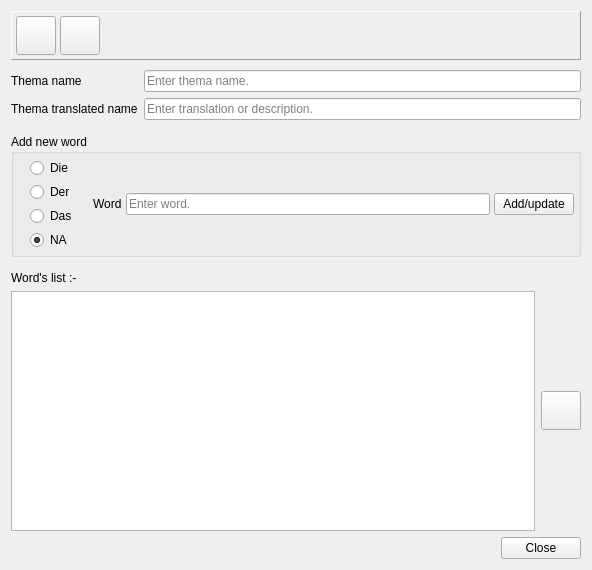
Before: the Qt Designer form src/der_artikel/thema_builder.ui in vikaspachdha/der_artikel, drawn with Qt 5.
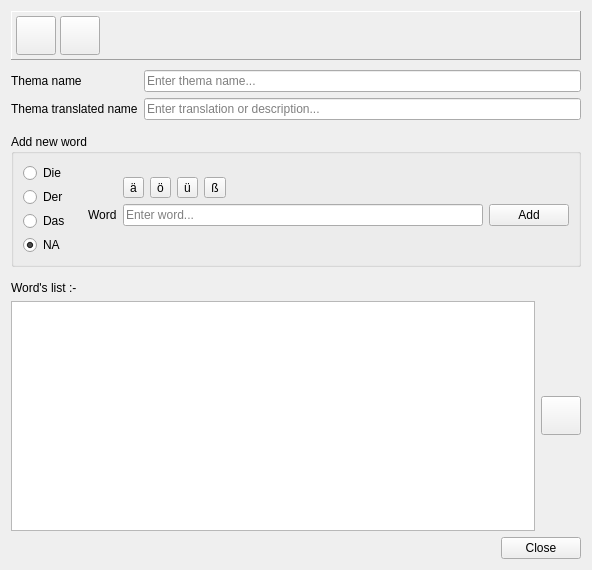
After: the same form once the commit is applied. Icons and pictures are not drawn.

Commit message: umlaut char buttons

Diff of the .ui file:
```diff
--- a/src/der_artikel/thema_builder.ui
+++ b/src/der_artikel/thema_builder.ui
@@ -47,24 +47,12 @@
      <property name="title">
       <string>Add new word</string>
      </property>
-     <layout class="QHBoxLayout" name="horizontalLayout">
-      <property name="spacing">
-       <number>4</number>
-      </property>
-      <property name="leftMargin">
-       <number>16</number>
-      </property>
-      <property name="topMargin">
-       <number>4</number>
-      </property>
-      <property name="rightMargin">
-       <number>4</number>
-      </property>
-      <property name="bottomMargin">
-       <number>4</number>
-      </property>
-      <item>
+     <layout class="QGridLayout" name="gridLayout_2">
+      <item row="0" column="0" rowspan="5">
        <layout class="QVBoxLayout" name="verticalLayout">
+        <property name="spacing">
+         <number>4</number>
+        </property>
         <property name="rightMargin">
          <number>12</number>
         </property>
@@ -101,26 +89,70 @@
         </item>
        </layout>
       </item>
-      <item>
+      <item row="1" column="2">
+       <widget class="QToolButton" name="_a_umlaut_btn">
+        <property name="text">
+         <string>ä</string>
+        </property>
+       </widget>
+      </item>
+      <item row="1" column="5">
+       <widget class="QToolButton" name="_esset_btn">
+        <property name="text">
+         <string>ß</string>
+        </property>
+       </widget>
+      </item>
+      <item row="2" column="1">
        <widget class="QLabel" name="label_5">
         <property name="text">
          <string>Word</string>
         </property>
        </widget>
       </item>
-      <item>
+      <item row="1" column="3">
+       <widget class="QToolButton" name="_o_umlaut_btn">
+        <property name="text">
+         <string>ö</string>
+        </property>
+       </widget>
+      </item>
+      <item row="1" column="4">
+       <widget class="QToolButton" name="_u_umlaut_btn">
+        <property name="text">
+         <string>ü</string>
+        </property>
+       </widget>
+      </item>
+      <item row="2" column="7">
+       <widget class="QPushButton" name="_add_btn">
+        <property name="toolTip">
+         <string>Add word to thema.</string>
+        </property>
+        <property name="text">
+         <string>Add</string>
+        </property>
+       </widget>
+      </item>
+      <item row="2" column="2" colspan="5">
        <widget class="QLineEdit" name="_word_edit">
         <property name="placeholderText">
-         <string>Enter word.</string>
+         <string>Enter word...</string>
         </property>
        </widget>
       </item>
-      <item>
-       <widget class="QPushButton" name="_add_btn">
-        <property name="text">
-         <string>Add/update</string>
+      <item row="1" column="6">
+       <spacer name="horizontalSpacer_2">
+        <property name="orientation">
+         <enum>Qt::Horizontal</enum>
         </property>
-       </widget>
+        <property name="sizeHint" stdset="0">
+         <size>
+          <width>40</width>
+          <height>20</height>
+         </size>
+        </property>
+       </spacer>
       </item>
      </layout>
     </widget>
@@ -204,14 +236,14 @@
    <item row="2" column="1" colspan="3">
     <widget class="QLineEdit" name="_thema_name_edit">
      <property name="placeholderText">
-      <string>Enter thema name.</string>
+      <string>Enter thema name...</string>
      </property>
     </widget>
    </item>
    <item row="3" column="1" colspan="3">
     <widget class="QLineEdit" name="_theam_tr_name_edit">
      <property name="placeholderText">
-      <string>Enter translation or description.</string>
+      <string>Enter translation or description...</string>
      </property>
     </widget>
    </item>
```
Left out of the diff: 28 changed lines with no effect on the pictures.
